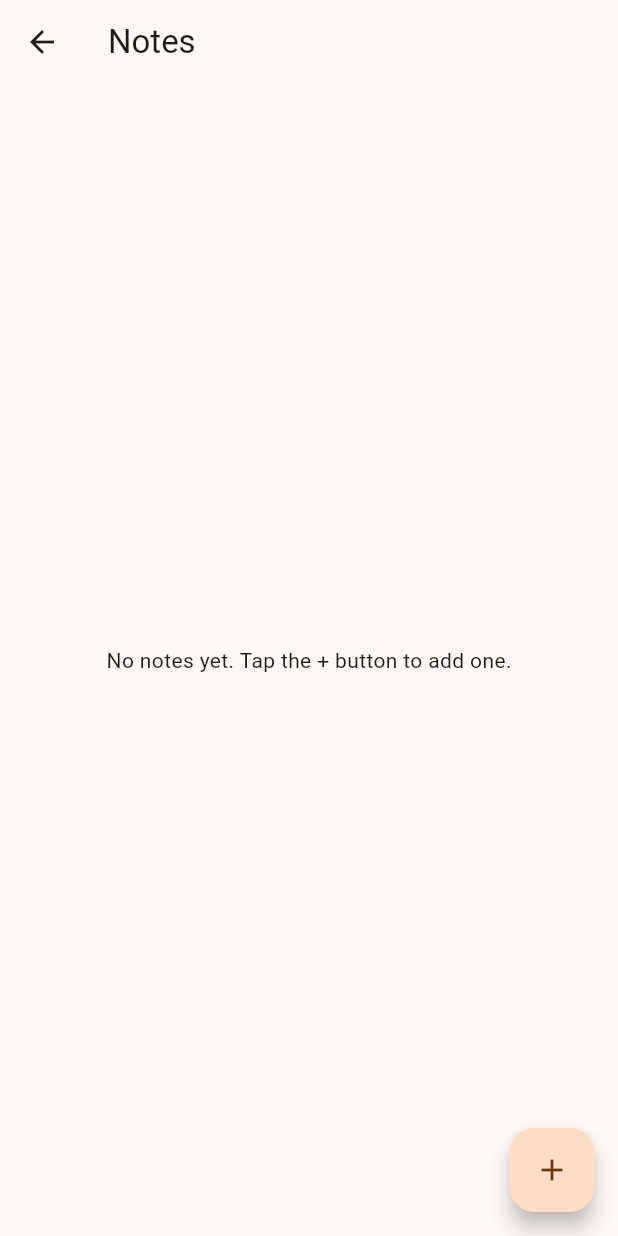
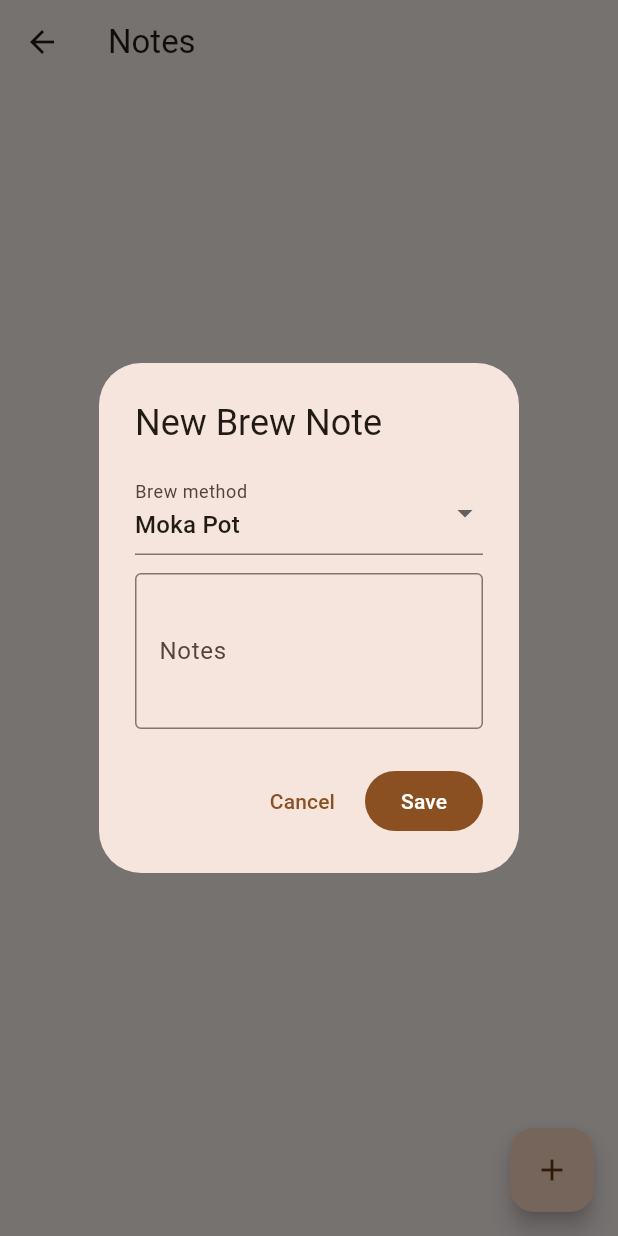
Before and after one commit to Blue-Cynic/Personal-Coffee-App, a Flutter app: the NotesScreen screen opened directly, after a tap on the "add" icon, on a phone screen of 412 x 824 dp. Run offline on Flutter 3.47's test engine with Material 3 defaults, Android fonts, the phone set to English and light mode, and no system bars; our stand-ins replace device_preview.

Commit message:
Update - added brew dialog to notes_screen (finally giving addNote a task)

```diff
--- a/lib/screens/notes_screen.dart
+++ b/lib/screens/notes_screen.dart
@@ -26,6 +26,80 @@ class _NotesScreenState extends State<NotesScreen> {
     });
   }
 
+  void _showAddNote() {
+    final controller = TextEditingController();
+    String method = 'Moka Pot';
+
+    showDialog(
+      context: context,
+      builder: (context) {
+        return AlertDialog(
+          title: const Text('New Brew Note'),
+          content: Column(
+            mainAxisSize: MainAxisSize.min,
+            children: [
+              DropdownButtonFormField<String>(
+                initialValue: method,
+                decoration: const InputDecoration(
+                  labelText: 'Brew method',
+                ),
+                items: const [
+                  DropdownMenuItem(
+                    value: 'Moka Pot',
+                    child: Text('Moka Pot'),
+                  ),
+                  DropdownMenuItem(
+                    value: 'French Press',
+                    child: Text('French Press'),
+                  ),
+                  DropdownMenuItem(
+                    value: 'Cold Brew',
+                    child: Text('Cold Brew'),
+                  ),
+                ],
+                onChanged: (value) {
+                  if (value != null) {
+                    method = value;
+                  }
+                },
+              ),
+              const SizedBox(height: 12),
+              TextField(
+                controller: controller,
+                maxLines: 3,
+                decoration: const InputDecoration(
+                  labelText: 'Notes',
+                  border: OutlineInputBorder(),
+                ),
+              ),
+            ],
+          ),
+          actions: [
+            TextButton(
+              onPressed: () => Navigator.pop(context),
+              child: const Text('Cancel'),
+            ),
+            FilledButton(
+              onPressed: () {
+                if (controller.text.trim().isEmpty) return;
+
+                _addNote(
+                  BrewNote(
+                    brewMethod: method,
+                    text: controller.text.trim(),
+                  ),
+                );
+
+                Navigator.pop(context);
+              },
+              child: const Text('Save'),
+            ),
+          ],
+        );
+      },
+    );
+  }
+
   @override
   Widget build(BuildContext context) {
     return Scaffold(
@@ -51,7 +125,7 @@ class _NotesScreenState extends State<NotesScreen> {
               },
             ),
       floatingActionButton: FloatingActionButton(
-        onPressed: () {},
+        onPressed: _showAddNote,
         child: const Icon(Icons.add),
       ),
     );
```
